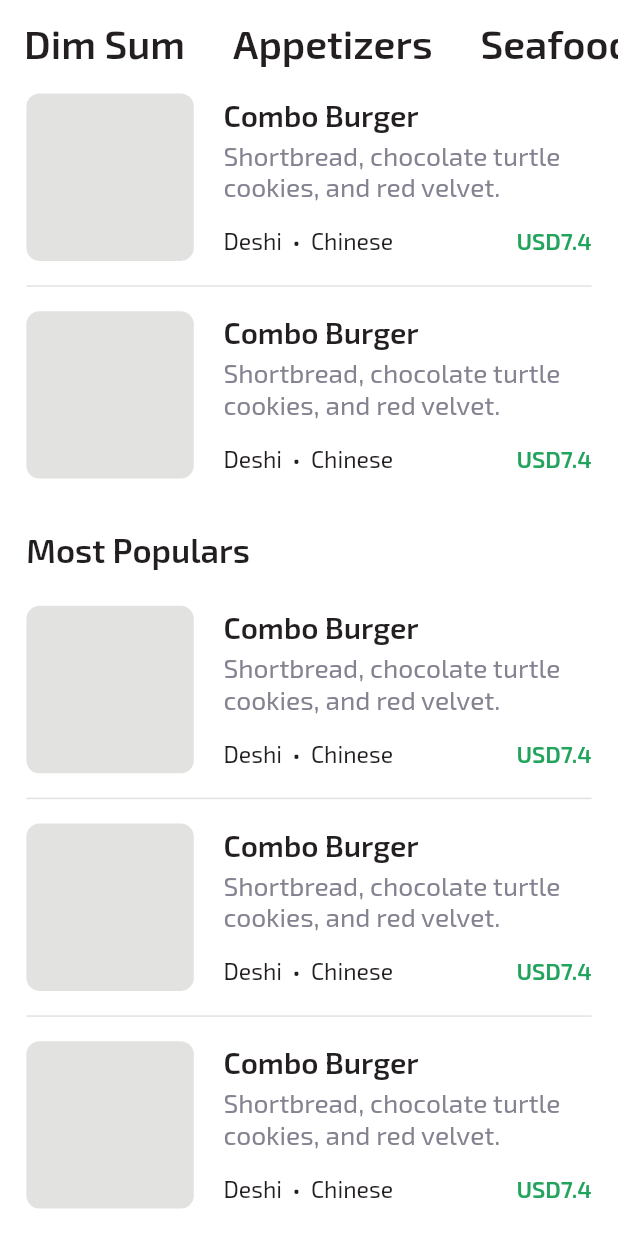
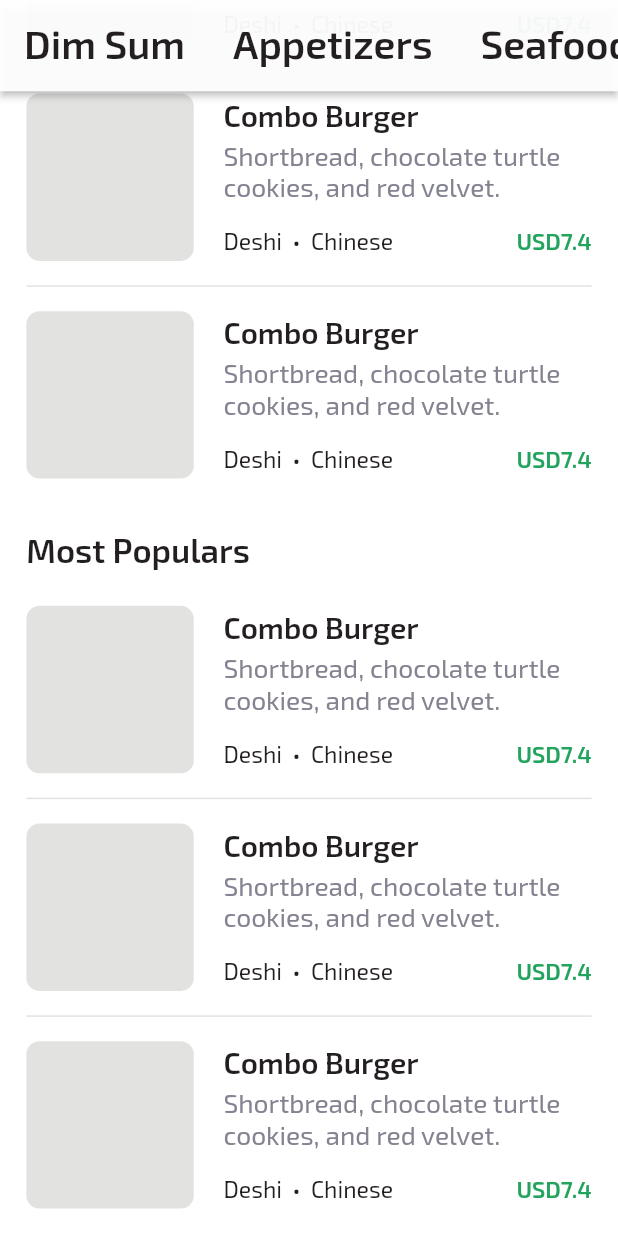
Before and after one commit to dubydu/fluttourII, a Flutter app: the SliverPage screen opened directly, scrolled down 1413 dp, on a phone screen of 412 x 824 dp. Run offline on Flutter 3.47's test engine with Material 2 defaults, Android fonts, the phone set to English and light mode, and no system bars; our stand-ins replace connectivity, dartz, dio, easy_localization, equatable, flutter_bloc and 5 more; generated files the repository leaves out were written again; network calls fail.

Commit message:
feat: create a state to manage the sliver page

```diff
--- a/lib/my_app.dart
+++ b/lib/my_app.dart
@@ -5,6 +5,7 @@ import 'package:flutter_screenutil/flutter_screenutil.dart';
 import 'package:fluttour/di/service%20_locator.dart';
 import 'package:fluttour/domain/usecase/home/home_usecase.dart';
 import 'package:fluttour/presentation/home/home_bloc.dart';
+import 'package:fluttour/presentation/sliver/sliver_bloc.dart';
 import 'package:fluttour/router/gen_route.dart';
 import 'package:fluttour/router/navigation_controller.dart';
 import 'package:fluttour/util/app_global.dart' as global;
@@ -26,6 +27,9 @@ Future<void> myMain() async {
             providers: [
               BlocProvider(create: (_) => HomeBloc(
                 useCase: GetIt.I<HomeUseCase>()
+              )),
+              BlocProvider(create: (_) => SliverBloc(
+
               ))
             ],
             child: const MyApp()),
--- /dev/null
+++ b/lib/presentation/sliver/sliver_bloc.dart
@@ -0,0 +1,26 @@
+import 'package:flutter_bloc/flutter_bloc.dart';
+
+class SliverBloc extends Cubit<SliverState> {
+  SliverBloc() : super(SliverInitialState());
+
+  void onCategoryWidgetChanged({required bool pinned}) {
+    emit(state.copyWith(isCategoryWidgetOnTop: pinned));
+  }
+}
+
+class SliverState {
+  SliverState({required this.isCategoryWidgetOnTop});
+  bool isCategoryWidgetOnTop;
+
+  SliverState copyWith({
+    bool? isCategoryWidgetOnTop,
+  }) {
+    return SliverState(
+      isCategoryWidgetOnTop: isCategoryWidgetOnTop ?? this.isCategoryWidgetOnTop,
+    );
+  }
+}
+
+class SliverInitialState extends SliverState {
+  SliverInitialState() : super(isCategoryWidgetOnTop: false);
+}
--- a/lib/presentation/sliver/sliver_page.dart
+++ b/lib/presentation/sliver/sliver_page.dart
@@ -1,5 +1,7 @@
 import 'package:flutter/material.dart';
+import 'package:flutter_bloc/flutter_bloc.dart';
 import 'package:fluttour/presentation/base/base_material_page.dart';
+import 'package:fluttour/presentation/sliver/sliver_bloc.dart';
 import 'package:fluttour/presentation/sliver/widget/sliver_section_widget.dart';
 import 'package:fluttour/util/assets/app_image.dart';
 import 'package:fluttour/util/util.dart';
@@ -14,26 +16,25 @@ class SliverPage extends StatefulWidget {
 class SliverPageState extends State<SliverPage>
     with AfterLayoutMixin, ResponsiveMixin {
 
+  late SliverBloc _sliverBloc;
   late final ScrollController _scrollController = ScrollController();
   final GlobalKey categoryWidgetKey = GlobalKey();
-  bool isCategoryWidgetOnTop = false;
 
   @override
   Future<void> afterFirstLayout(BuildContext context) async {
+    _sliverBloc = BlocProvider.of(context, listen: false);
     _scrollController.addListener(_scrollControllerObserver);
   }
 
   void _scrollControllerObserver() {
     double y = AppDevice.detectWidgetPosition(globalKey: categoryWidgetKey).dy;
     if (y <= 10.h) {
-      if (!isCategoryWidgetOnTop) {
-        isCategoryWidgetOnTop = true;
-        setState(() {});
+      if (!_sliverBloc.state.isCategoryWidgetOnTop) {
+        _sliverBloc.onCategoryWidgetChanged(pinned: true);
       }
     } else {
-      if (isCategoryWidgetOnTop) {
-        isCategoryWidgetOnTop = false;
-        setState(() {});
+      if (_sliverBloc.state.isCategoryWidgetOnTop) {
+        _sliverBloc.onCategoryWidgetChanged(pinned: false);
       }
     }
   }
@@ -66,13 +67,17 @@ class SliverPageState extends State<SliverPage>
                 child: FeaturedItemsWidget()
             ),
             // Category Tabs
-            SliverPersistentHeader(
+            BlocBuilder<SliverBloc, SliverState>(
+              builder: (context, state) {
+                return SliverPersistentHeader(
                     pinned: true,
                     delegate: CategoryWidget(
                         categoryWidgetKey: categoryWidgetKey,
-                  isWidgetOnTop: isCategoryWidgetOnTop,
+                        isWidgetOnTop: state.isCategoryWidgetOnTop,
                         isHasNotch: AppDevice.isHasNotch(context: this.context)
                     )
+                );
+              },
             ),
             const SliverToBoxAdapter(
                 child: SectionWidget()
@@ -254,8 +259,10 @@ class CategoryWidget extends  SliverPersistentHeaderDelegate {
   @override
   Widget build(
       BuildContext context, double shrinkOffset, bool overlapsContent) {
-    return AnimatedContainer(
-      color: AppColor.white,
+    return Material(
+      color: AppColor.white.withOpacity(.95),
+      elevation: isWidgetOnTop ? 2 : 0,
+      child: AnimatedContainer(
         duration: const Duration(milliseconds: 150),
         key: categoryWidgetKey,
         padding: EdgeInsets.only(top: isHasNotch ? (isWidgetOnTop ? 30.h : 0.h) : 0.h),
@@ -266,6 +273,7 @@ class CategoryWidget extends  SliverPersistentHeaderDelegate {
             indicatorColor: AppColor.transparent,
             isScrollable: true,
             tabs: [AppText.h3('Dim Sum'), AppText.h3('Appetizers'), AppText.h3('Seafood'), AppText.h3('Beef & Lamb')]
+          ),
         ),
       ),
     );
```
Lines whose indentation alone changed are shown as unchanged.
